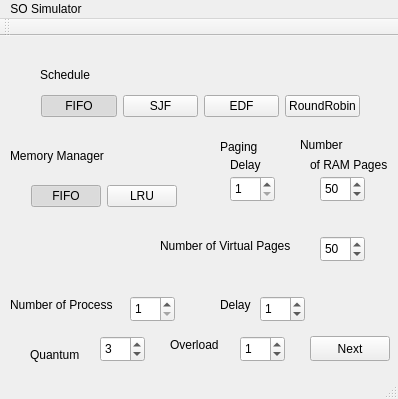
Above: examples/simulator/src/simulatorgui.ui from tysm/ossim before the change. Below: the same form after it.
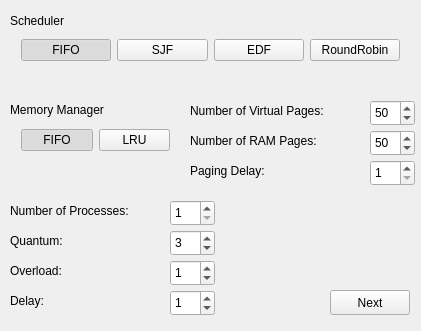
That is the form after the change.

```diff
--- a/examples/simulator/src/simulatorgui.ui
+++ b/examples/simulator/src/simulatorgui.ui
@@ -6,8 +6,8 @@
    <rect>
     <x>0</x>
     <y>0</y>
-    <width>398</width>
-    <height>399</height>
+    <width>421</width>
+    <height>331</height>
    </rect>
   </property>
   <property name="windowTitle">
@@ -17,8 +17,8 @@
    <widget class="QPushButton" name="Next">
     <property name="geometry">
      <rect>
-      <x>310</x>
-      <y>300</y>
+      <x>330</x>
+      <y>290</y>
       <width>80</width>
       <height>25</height>
      </rect>
@@ -31,112 +31,86 @@
     <property name="geometry">
      <rect>
       <x>10</x>
-      <y>260</y>
-      <width>111</width>
-      <height>17</height>
-     </rect>
-    </property>
-    <property name="text">
-     <string>Number of Process</string>
-    </property>
-   </widget>
-   <widget class="QLabel" name="label_2">
-    <property name="geometry">
-     <rect>
-      <x>220</x>
-      <y>260</y>
-      <width>54</width>
-      <height>17</height>
-     </rect>
-    </property>
-    <property name="text">
-     <string>Delay</string>
-    </property>
-   </widget>
-   <widget class="QLabel" name="label_3">
-    <property name="geometry">
-     <rect>
-      <x>160</x>
       <y>200</y>
       <width>151</width>
-      <height>20</height>
+      <height>21</height>
      </rect>
     </property>
     <property name="text">
-     <string>Number of Virtual Pages</string>
+     <string>Number of Processes:</string>
     </property>
    </widget>
    <widget class="QLabel" name="label_4">
     <property name="geometry">
      <rect>
-      <x>220</x>
-      <y>100</y>
+      <x>10</x>
+      <y>290</y>
       <width>41</width>
       <height>21</height>
      </rect>
     </property>
     <property name="text">
-     <string>Paging </string>
+     <string>Delay:</string>
     </property>
    </widget>
    <widget class="QLabel" name="label_5">
     <property name="geometry">
      <rect>
-      <x>230</x>
-      <y>120</y>
-      <width>54</width>
-      <height>17</height>
+      <x>190</x>
+      <y>100</y>
+      <width>171</width>
+      <height>21</height>
      </rect>
     </property>
     <property name="text">
-     <string>Delay</string>
+     <string>Number of Virtual Pages:</string>
     </property>
    </widget>
    <widget class="QLabel" name="label_6">
     <property name="geometry">
      <rect>
-      <x>300</x>
-      <y>100</y>
-      <width>54</width>
-      <height>17</height>
+      <x>190</x>
+      <y>160</y>
+      <width>91</width>
+      <height>21</height>
      </rect>
     </property>
     <property name="text">
-     <string>Number</string>
+     <string>Paging Delay:</string>
     </property>
    </widget>
    <widget class="QLabel" name="label_7">
     <property name="geometry">
      <rect>
-      <x>310</x>
-      <y>120</y>
-      <width>81</width>
-      <height>17</height>
+      <x>190</x>
+      <y>130</y>
+      <width>161</width>
+      <height>21</height>
      </rect>
     </property>
     <property name="text">
-     <string>of RAM Pages</string>
+     <string>Number of RAM Pages:</string>
     </property>
    </widget>
    <widget class="QLabel" name="label_8">
     <property name="geometry">
      <rect>
-      <x>40</x>
-      <y>30</y>
-      <width>54</width>
-      <height>17</height>
+      <x>10</x>
+      <y>10</y>
+      <width>71</width>
+      <height>21</height>
      </rect>
     </property>
     <property name="text">
-     <string>Schedule</string>
+     <string>Scheduler</string>
     </property>
    </widget>
    <widget class="QLabel" name="label_9">
     <property name="geometry">
      <rect>
       <x>10</x>
-      <y>110</y>
-      <width>131</width>
+      <y>100</y>
+      <width>121</width>
       <height>20</height>
      </rect>
     </property>
@@ -147,8 +121,8 @@
    <widget class="QSpinBox" name="pDelay">
     <property name="geometry">
      <rect>
-      <x>230</x>
-      <y>140</y>
+      <x>370</x>
+      <y>160</y>
       <width>45</width>
       <height>26</height>
      </rect>
@@ -163,8 +137,8 @@
    <widget class="QSpinBox" name="nRAM">
     <property name="geometry">
      <rect>
-      <x>320</x>
-      <y>140</y>
+      <x>370</x>
+      <y>130</y>
       <width>45</width>
       <height>26</height>
      </rect>
@@ -182,27 +156,27 @@
    <widget class="QSpinBox" name="nVirtual">
     <property name="geometry">
      <rect>
-      <x>320</x>
+      <x>370</x>
+      <y>100</y>
+      <width>45</width>
+      <height>26</height>
+     </rect>
+    </property>
+    <property name="minimum">
+     <number>10</number>
+    </property>
+    <property name="maximum">
+     <number>100</number>
+    </property>
+    <property name="value">
+     <number>50</number>
+    </property>
+   </widget>
+   <widget class="QSpinBox" name="nProcesses">
+    <property name="geometry">
+     <rect>
+      <x>170</x>
       <y>200</y>
-      <width>45</width>
-      <height>26</height>
-     </rect>
-    </property>
-    <property name="minimum">
-     <number>10</number>
-    </property>
-    <property name="maximum">
-     <number>100</number>
-    </property>
-    <property name="value">
-     <number>50</number>
-    </property>
-   </widget>
-   <widget class="QSpinBox" name="nProcs">
-    <property name="geometry">
-     <rect>
-      <x>130</x>
-      <y>260</y>
       <width>45</width>
       <height>26</height>
      </rect>
@@ -226,8 +200,8 @@
    <widget class="QSpinBox" name="delay">
     <property name="geometry">
      <rect>
-      <x>260</x>
-      <y>260</y>
+      <x>170</x>
+      <y>290</y>
       <width>45</width>
       <height>26</height>
      </rect>
@@ -242,9 +216,9 @@
    <widget class="QWidget" name="horizontalLayoutWidget">
     <property name="geometry">
      <rect>
-      <x>30</x>
-      <y>30</y>
-      <width>341</width>
+      <x>10</x>
+      <y>10</y>
+      <width>401</width>
       <height>80</height>
      </rect>
     </property>
@@ -309,9 +283,9 @@
    <widget class="QWidget" name="horizontalLayoutWidget_2">
     <property name="geometry">
      <rect>
-      <x>20</x>
-      <y>120</y>
-      <width>168</width>
+      <x>10</x>
+      <y>100</y>
+      <width>171</width>
       <height>80</height>
      </rect>
     </property>
@@ -350,8 +324,8 @@
    <widget class="QSpinBox" name="quantumBox">
     <property name="geometry">
      <rect>
-      <x>100</x>
-      <y>300</y>
+      <x>170</x>
+      <y>230</y>
       <width>45</width>
       <height>26</height>
      </rect>
@@ -363,8 +337,8 @@
    <widget class="QSpinBox" name="overloadBox">
     <property name="geometry">
      <rect>
-      <x>240</x>
-      <y>300</y>
+      <x>170</x>
+      <y>260</y>
       <width>45</width>
       <height>26</height>
      </rect>
@@ -376,55 +350,30 @@
    <widget class="QLabel" name="label_10">
     <property name="geometry">
      <rect>
-      <x>30</x>
-      <y>310</y>
-      <width>54</width>
-      <height>17</height>
+      <x>10</x>
+      <y>230</y>
+      <width>71</width>
+      <height>21</height>
      </rect>
     </property>
     <property name="text">
-     <string>Quantum</string>
+     <string>Quantum:</string>
     </property>
    </widget>
    <widget class="QLabel" name="label_11">
     <property name="geometry">
      <rect>
-      <x>170</x>
-      <y>300</y>
-      <width>54</width>
-      <height>17</height>
+      <x>10</x>
+      <y>260</y>
+      <width>71</width>
+      <height>21</height>
      </rect>
     </property>
     <property name="text">
-     <string>Overload</string>
+     <string>Overload:</string>
     </property>
    </widget>
   </widget>
-  <widget class="QMenuBar" name="menuBar">
-   <property name="geometry">
-    <rect>
-     <x>0</x>
-     <y>0</y>
-     <width>398</width>
-     <height>20</height>
-    </rect>
-   </property>
-   <widget class="QMenu" name="menuSO_Simulator">
-    <property name="title">
-     <string>SO Simulator</string>
-    </property>
-   </widget>
-   <addaction name="menuSO_Simulator"/>
-  </widget>
-  <widget class="QToolBar" name="mainToolBar">
-   <attribute name="toolBarArea">
-    <enum>TopToolBarArea</enum>
-   </attribute>
-   <attribute name="toolBarBreak">
-    <bool>false</bool>
-   </attribute>
-  </widget>
-  <widget class="QStatusBar" name="statusBar"/>
  </widget>
  <layoutdefault spacing="6" margin="11"/>
  <resources/>
```
Left out of the diff: 55 changed lines with no effect on the pictures.
